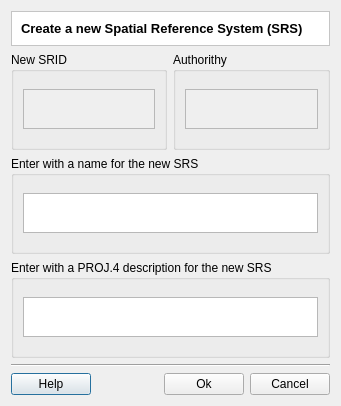
First picture: the form in src/terralib/qt/widgets/srs/ui/SRSDialogForm.ui, repository claudiobogossian/terralib5, before the edit.
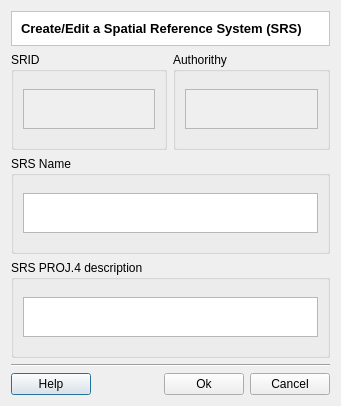
Second picture: the form after the edit. Custom widgets are drawn as their Qt base class.

Commit message: refs #954 correcting Edit SRS option

```diff
--- a/src/terralib/qt/widgets/srs/ui/SRSDialogForm.ui
+++ b/src/terralib/qt/widgets/srs/ui/SRSDialogForm.ui
@@ -39,7 +39,7 @@
          </font>
         </property>
         <property name="text">
-         <string>Create a new Spatial Reference System (SRS)</string>
+         <string>Create/Edit a Spatial Reference System (SRS)</string>
         </property>
        </widget>
       </item>
@@ -51,7 +51,7 @@
      <item>
       <widget class="QGroupBox" name="groupBox_5">
        <property name="title">
-        <string>New SRID</string>
+        <string>SRID</string>
        </property>
        <layout class="QGridLayout" name="gridLayout_4">
         <item row="0" column="0">
@@ -112,7 +112,7 @@
    <item>
     <widget class="QGroupBox" name="groupBox_2">
      <property name="title">
-      <string>Enter with a name for the new SRS</string>
+      <string>SRS Name</string>
      </property>
      <layout class="QGridLayout" name="gridLayout_2">
       <item row="0" column="0">
@@ -140,7 +140,7 @@
    <item>
     <widget class="QGroupBox" name="groupBox">
      <property name="title">
-      <string>Enter with a PROJ.4 description for the new SRS</string>
+      <string>SRS PROJ.4 description</string>
      </property>
      <layout class="QGridLayout" name="gridLayout">
       <item row="0" column="0">
```
Left out of the diff: 6 changed lines with no effect on the pictures. The commit also changes 2 other files.
